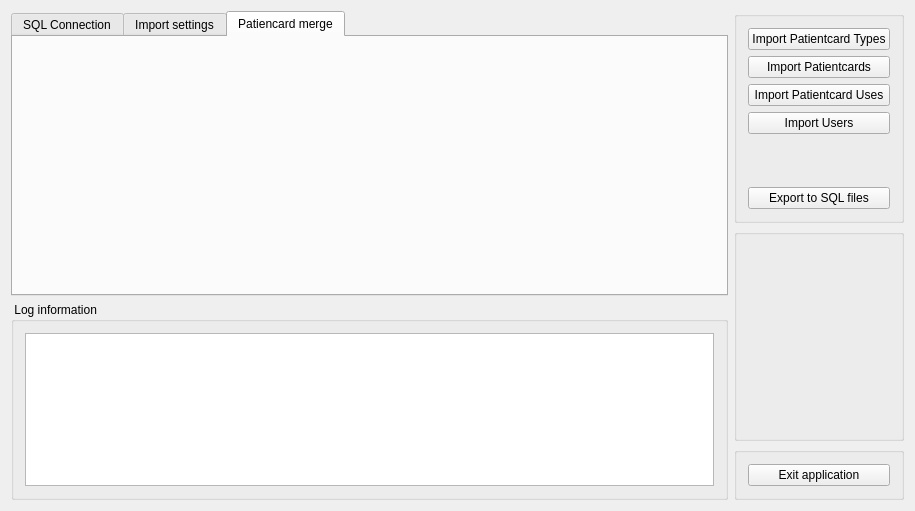
tbikfalvi/Belenus, file dbtool/cdlgmain.ui: the form before one commit.
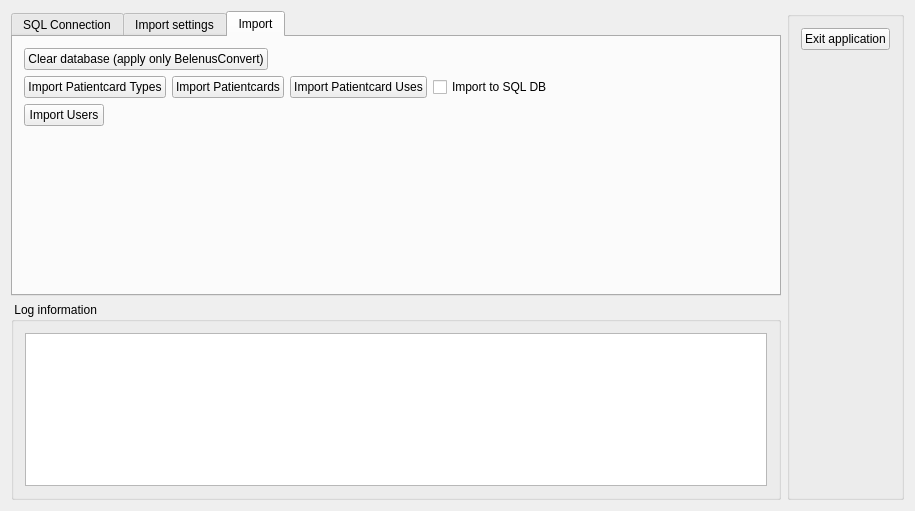
The form after the commit.

Commit message: GUI changed. Berlettipus import nem tokeletes meg.

```diff
--- a/dbtool/cdlgmain.ui
+++ b/dbtool/cdlgmain.ui
@@ -91,6 +91,42 @@
              </layout>
             </widget>
            </item>
+           <item>
+            <widget class="QGroupBox" name="gbDatabaseSelect">
+             <property name="title">
+              <string> Select database </string>
+             </property>
+             <layout class="QVBoxLayout" name="verticalLayout_7">
+              <item>
+               <widget class="QRadioButton" name="rbBelenusConvert">
+                <property name="text">
+                 <string>Belenus convert</string>
+                </property>
+               </widget>
+              </item>
+              <item>
+               <widget class="QRadioButton" name="rbBelenus">
+                <property name="text">
+                 <string>Belenus main</string>
+                </property>
+               </widget>
+              </item>
+              <item>
+               <spacer name="verticalSpacer_5">
+                <property name="orientation">
+                 <enum>Qt::Vertical</enum>
+                </property>
+                <property name="sizeHint" stdset="0">
+                 <size>
+                  <width>20</width>
+                  <height>40</height>
+                 </size>
+                </property>
+               </spacer>
+              </item>
+             </layout>
+            </widget>
+           </item>
            <item>
             <spacer name="horizontalSpacer_2">
              <property name="orientation">
@@ -266,33 +302,35 @@
        </widget>
        <widget class="QWidget" name="tab_3">
         <attribute name="title">
-         <string>Patiencard merge</string>
+         <string>Import</string>
         </attribute>
-       </widget>
-      </widget>
+        <layout class="QVBoxLayout" name="verticalLayout_6">
+         <item>
+          <layout class="QHBoxLayout" name="horizontalLayout_7">
+           <item>
+            <widget class="QPushButton" name="pbClearDatabase">
+             <property name="text">
+              <string>Clear database (apply only BelenusConvert)</string>
+             </property>
+            </widget>
      </item>
      <item>
-      <widget class="QGroupBox" name="gbInfo">
-       <property name="title">
-        <string> Log information </string>
-       </property>
-       <layout class="QVBoxLayout" name="verticalLayout">
-        <item>
-         <widget class="QListWidget" name="listLog"/>
-        </item>
-       </layout>
-      </widget>
-     </item>
-    </layout>
-   </item>
+            <spacer name="horizontalSpacer_6">
+             <property name="orientation">
+              <enum>Qt::Horizontal</enum>
+             </property>
+             <property name="sizeHint" stdset="0">
+              <size>
+               <width>40</width>
+               <height>20</height>
+              </size>
+             </property>
+            </spacer>
+           </item>
+          </layout>
+         </item>
    <item>
-    <layout class="QVBoxLayout" name="verticalLayout_5">
-     <item>
-      <widget class="QGroupBox" name="gbAction">
-       <property name="title">
-        <string/>
-       </property>
-       <layout class="QVBoxLayout" name="verticalLayout_7">
+          <layout class="QHBoxLayout" name="horizontalLayout_5">
         <item>
          <widget class="QPushButton" name="pbImportPatientCardTypes">
           <property name="text">
@@ -315,6 +353,30 @@
          </widget>
         </item>
         <item>
+            <widget class="QCheckBox" name="chkImportToDb">
+             <property name="text">
+              <string>Import to SQL DB</string>
+             </property>
+            </widget>
+           </item>
+           <item>
+            <spacer name="horizontalSpacer">
+             <property name="orientation">
+              <enum>Qt::Horizontal</enum>
+             </property>
+             <property name="sizeHint" stdset="0">
+              <size>
+               <width>40</width>
+               <height>20</height>
+              </size>
+             </property>
+            </spacer>
+           </item>
+          </layout>
+         </item>
+         <item>
+          <layout class="QHBoxLayout" name="horizontalLayout_6">
+           <item>
          <widget class="QPushButton" name="pbImportUsers">
           <property name="text">
            <string>Import Users</string>
@@ -322,34 +384,20 @@
          </widget>
         </item>
         <item>
-         <spacer name="verticalSpacer">
+            <spacer name="horizontalSpacer_5">
           <property name="orientation">
-           <enum>Qt::Vertical</enum>
+              <enum>Qt::Horizontal</enum>
           </property>
           <property name="sizeHint" stdset="0">
            <size>
-            <width>20</width>
-            <height>40</height>
+               <width>40</width>
+               <height>20</height>
            </size>
           </property>
          </spacer>
         </item>
-        <item>
-         <widget class="QPushButton" name="pbExportDatabase">
-          <property name="text">
-           <string>Export to SQL files</string>
-          </property>
-         </widget>
-        </item>
-       </layout>
-      </widget>
-     </item>
-     <item>
-      <widget class="QGroupBox" name="gbSpacer">
-       <property name="title">
-        <string/>
-       </property>
-       <layout class="QVBoxLayout" name="verticalLayout_8">
+          </layout>
+         </item>
         <item>
          <spacer name="verticalSpacer_4">
           <property name="orientation">
@@ -358,20 +406,35 @@
           <property name="sizeHint" stdset="0">
            <size>
             <width>20</width>
-            <height>133</height>
+             <height>172</height>
            </size>
           </property>
          </spacer>
         </item>
        </layout>
       </widget>
+      </widget>
+     </item>
+     <item>
+      <widget class="QGroupBox" name="gbInfo">
+       <property name="title">
+        <string> Log information </string>
+       </property>
+       <layout class="QVBoxLayout" name="verticalLayout">
+        <item>
+         <widget class="QListWidget" name="listLog"/>
+        </item>
+       </layout>
+      </widget>
+     </item>
+    </layout>
      </item>
      <item>
       <widget class="QGroupBox" name="gbExit">
        <property name="title">
         <string/>
        </property>
-       <layout class="QVBoxLayout" name="verticalLayout_6">
+     <layout class="QVBoxLayout" name="verticalLayout_5">
         <item>
          <widget class="QPushButton" name="pbExit">
           <property name="text">
@@ -379,10 +442,21 @@
           </property>
          </widget>
         </item>
-       </layout>
-      </widget>
-     </item>
-    </layout>
+      <item>
+       <spacer name="verticalSpacer">
+        <property name="orientation">
+         <enum>Qt::Vertical</enum>
+        </property>
+        <property name="sizeHint" stdset="0">
+         <size>
+          <width>20</width>
+          <height>421</height>
+         </size>
+        </property>
+       </spacer>
+      </item>
+     </layout>
+    </widget>
    </item>
   </layout>
  </widget>
```
Left out of the diff: 5 changed lines with no effect on the pictures. Lines whose indentation alone changed are shown as unchanged. The commit also changes 3 other files.
